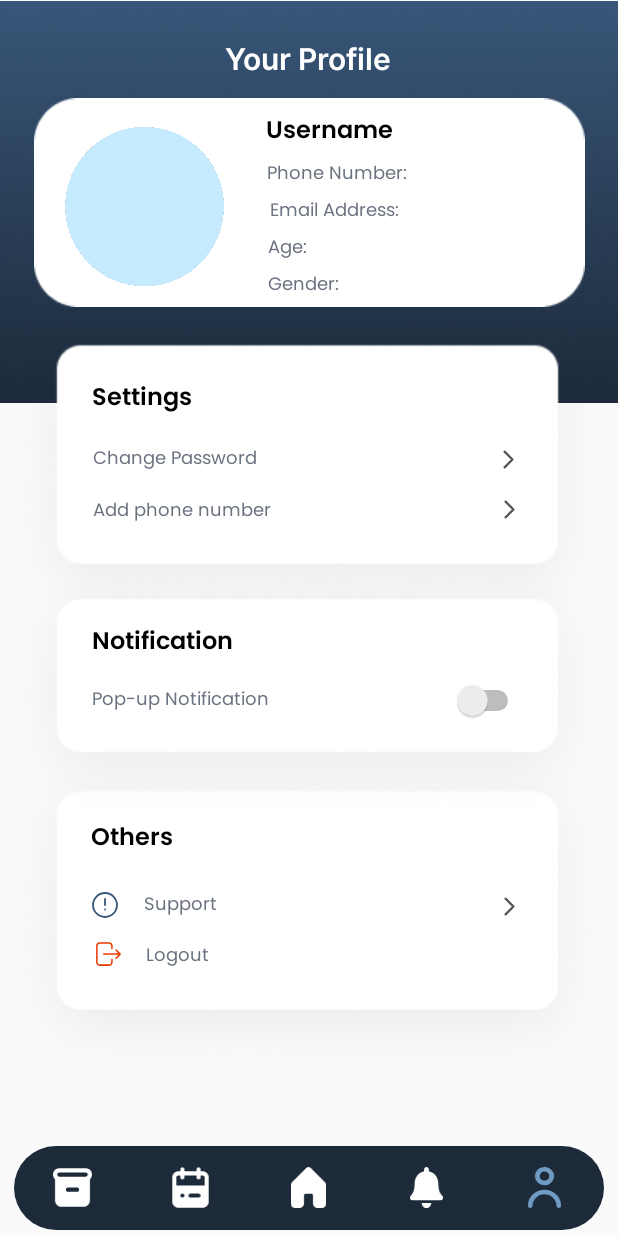
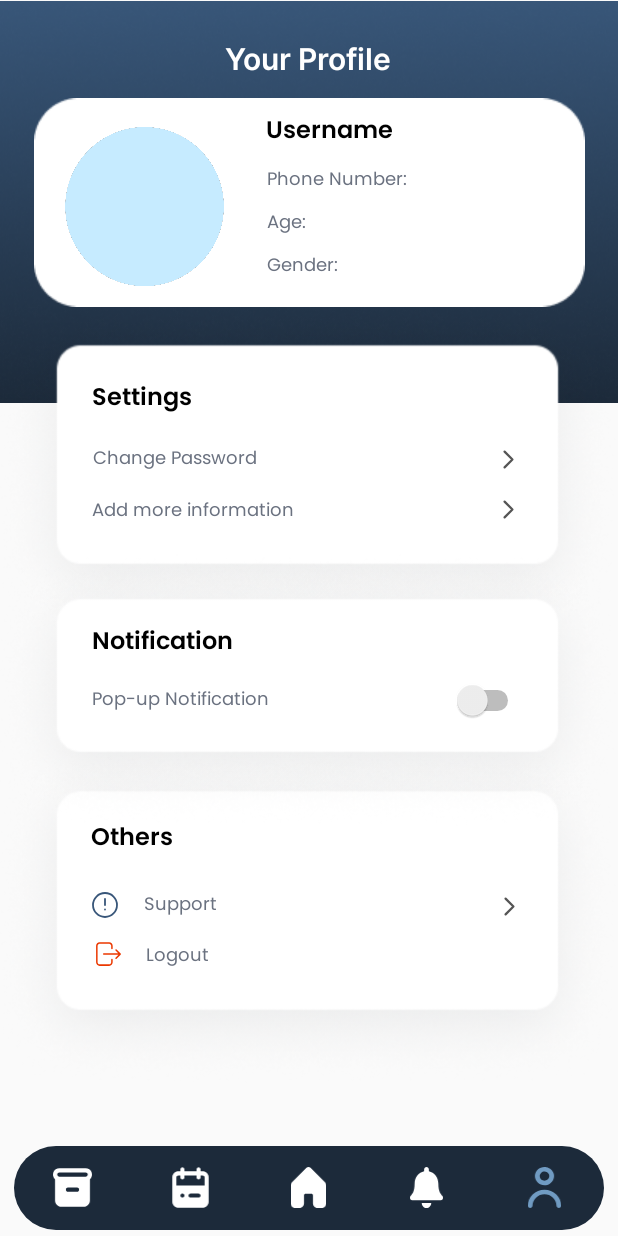
Before and after one commit to itillushka/Vaccination-App, an Android app: the ProfileFragment screen opened through its navigation route, on a phone screen of 412 x 824 dp. Run offline under Robolectric (Android 15) with nearby library versions, the light colour scheme and no system bars; our stand-ins replace Firebase (no records; nobody signed in at launch, a user with empty details on screens opened directly), navigation-ui; 2 statements that could not run were skipped.

Commit message:
ProfileFragment modification, added user info displayed

```diff
--- a/app/src/main/AndroidManifest.xml
+++ b/app/src/main/AndroidManifest.xml
@@ -13,6 +13,7 @@
         android:roundIcon="@drawable/logo_icon"
         android:supportsRtl="true"
         android:theme="@style/Theme.AppCompat.Light.NoActionBar"
+        android:enableOnBackInvokedCallback="true"
         tools:targetApi="31">
 
         <meta-data
--- a/app/src/main/java/com/example/vaccinationmanagerapp/mySQLDatabase/users/UsersDAO.kt
+++ b/app/src/main/java/com/example/vaccinationmanagerapp/mySQLDatabase/users/UsersDAO.kt
@@ -4,4 +4,5 @@ interface UsersDAO {
     fun insertUser(user: Users): Boolean
     fun insertRegisterUser(user: Users): Boolean
     fun updateUser(phone_number: String, age: Int, gender: gender, firebase_user_id : String): Boolean
+    fun fetchUserData(firebase_user_id: String): List<String>
 }
--- a/app/src/main/res/layout/fragment_profile.xml
+++ b/app/src/main/res/layout/fragment_profile.xml
@@ -116,7 +116,7 @@
             android:layout_width="wrap_content"
             android:layout_height="wrap_content"
             android:layout_marginStart="29dp"
-            android:layout_marginTop="4dp"
+            android:layout_marginTop="8dp"
             android:layout_marginEnd="120dp"
 
             android:fontFamily="@font/poppins_regular"
@@ -128,44 +128,30 @@
             app:layout_constraintTop_toBottomOf="@+id/textViewUserName" />
 
         <TextView
-            android:id="@+id/textViewStatic2"
-            android:layout_width="wrap_content"
-            android:layout_height="wrap_content"
-            android:layout_marginTop="4dp"
-            android:fontFamily="@font/poppins_regular"
-            android:text="Email Address:"
-            android:textColor="@color/text_gray"
-            android:textSize="12dp"
-            app:layout_constraintEnd_toEndOf="@+id/imageView6"
-            app:layout_constraintHorizontal_bias="0.559"
-            app:layout_constraintStart_toStartOf="@+id/imageView6"
-            app:layout_constraintTop_toBottomOf="@+id/textViewStatic1" />
-
-        <TextView
             android:id="@+id/textViewStatic3"
             android:layout_width="wrap_content"
             android:layout_height="wrap_content"
-            android:layout_marginTop="4dp"
+            android:layout_marginTop="8dp"
             android:fontFamily="@font/poppins_regular"
             android:text="Age:"
             android:textColor="@color/text_gray"
             android:textSize="12dp"
             app:layout_constraintEnd_toEndOf="@+id/imageView6"
-            app:layout_constraintHorizontal_bias="0.458"
+            app:layout_constraintHorizontal_bias="0.455"
             app:layout_constraintStart_toStartOf="@+id/imageView6"
-            app:layout_constraintTop_toBottomOf="@+id/textViewStatic2" />
+            app:layout_constraintTop_toBottomOf="@+id/textViewStatic1" />
 
         <TextView
             android:id="@+id/textViewStatic4"
             android:layout_width="wrap_content"
             android:layout_height="wrap_content"
-            android:layout_marginTop="4dp"
+            android:layout_marginTop="8dp"
             android:text="Gender:"
             android:fontFamily="@font/poppins_regular"
             android:textColor="@color/text_gray"
             android:textSize="12dp"
             app:layout_constraintEnd_toEndOf="@+id/imageView6"
-            app:layout_constraintHorizontal_bias="0.487"
+            app:layout_constraintHorizontal_bias="0.485"
             app:layout_constraintStart_toStartOf="@+id/imageView6"
             app:layout_constraintTop_toBottomOf="@+id/textViewStatic3" />
 
@@ -236,13 +222,13 @@
             android:layout_width="wrap_content"
             android:layout_height="wrap_content"
             android:layout_marginTop="14dp"
-            android:text="Add phone number"
             android:fontFamily="@font/poppins_regular"
+            android:text="Add more information"
             android:textColor="@color/text_gray"
             android:textSize="12dp"
             app:layout_constraintBottom_toBottomOf="@+id/imageView9"
             app:layout_constraintEnd_toEndOf="@+id/imageView9"
-            app:layout_constraintHorizontal_bias="0.211"
+            app:layout_constraintHorizontal_bias="0.221"
             app:layout_constraintStart_toStartOf="@+id/imageView9"
             app:layout_constraintTop_toBottomOf="@+id/textViewStatic10"
             app:layout_constraintVertical_bias="0.0" />
@@ -339,9 +325,8 @@
             android:layout_height="18dp"
             android:src="@drawable/right_arrow_icon"
             app:layout_constraintBottom_toBottomOf="@+id/textViewStatic11"
-            app:layout_constraintEnd_toEndOf="@+id/imageView9"
-            app:layout_constraintHorizontal_bias="0.702"
-            app:layout_constraintStart_toEndOf="@+id/textViewStatic11"
+            app:layout_constraintEnd_toEndOf="@+id/imageViewPassword"
+            app:layout_constraintStart_toStartOf="@+id/imageViewPassword"
             app:layout_constraintTop_toTopOf="@+id/textViewStatic11"
             app:layout_constraintVertical_bias="0.0" />
 
@@ -368,6 +353,42 @@
             app:layout_constraintStart_toEndOf="@+id/textViewStatic12"
             app:layout_constraintTop_toTopOf="@+id/textViewStatic12" />
 
+        <TextView
+            android:id="@+id/textViewPhoneProfile"
+            android:layout_width="wrap_content"
+            android:layout_height="wrap_content"
+            android:layout_marginStart="12dp"
+            android:fontFamily="@font/poppins_regular"
+            android:textColor="@color/text_gray"
+            android:textSize="12dp"
+            app:layout_constraintBottom_toBottomOf="@+id/textViewStatic1"
+            app:layout_constraintStart_toEndOf="@+id/textViewStatic1"
+            app:layout_constraintTop_toTopOf="@+id/textViewStatic1" />
+
+        <TextView
+            android:id="@+id/textViewAgeProfile"
+            android:layout_width="wrap_content"
+            android:layout_height="wrap_content"
+            android:layout_marginStart="12dp"
+            android:fontFamily="@font/poppins_regular"
+            android:textColor="@color/text_gray"
+            android:textSize="12dp"
+            app:layout_constraintBottom_toBottomOf="@+id/textViewStatic3"
+            app:layout_constraintStart_toEndOf="@+id/textViewStatic3"
+            app:layout_constraintTop_toTopOf="@+id/textViewStatic3" />
+
+        <TextView
+            android:id="@+id/textViewGenderProfile"
+            android:layout_width="wrap_content"
+            android:layout_height="wrap_content"
+            android:layout_marginStart="12dp"
+            android:fontFamily="@font/poppins_regular"
+            android:textColor="@color/text_gray"
+            android:textSize="12dp"
+            app:layout_constraintBottom_toBottomOf="@+id/textViewStatic4"
+            app:layout_constraintStart_toEndOf="@+id/textViewStatic4"
+            app:layout_constraintTop_toTopOf="@+id/textViewStatic4" />
+
     </androidx.constraintlayout.widget.ConstraintLayout>
 
 </FrameLayout>
```
Also changed, not shown: app/src/main/java/com/example/vaccinationmanagerapp/fragments/ProfileFragment.kt (+36 -0 lines), app/src/main/java/com/example/vaccinationmanagerapp/mySQLDatabase/users/UsersDBQueries.kt (+19 -0 lines).
